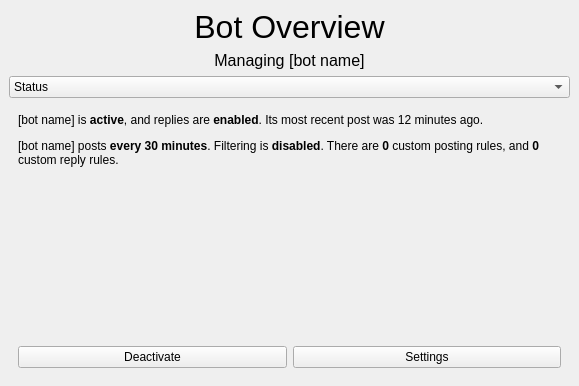
First picture: the form in gui/botoverview.ui, repository Lynnesbian/OldFediBooks, before the edit.
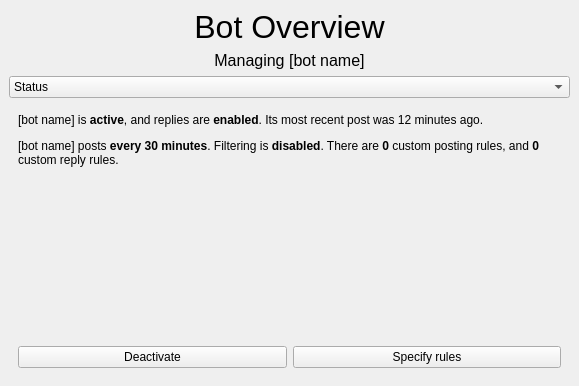
Second picture: the form after the edit. Icons and pictures are not drawn.

Commit message: changed settings button to "specify rules" button

```diff
--- a/gui/botoverview.ui
+++ b/gui/botoverview.ui
@@ -152,7 +152,7 @@
             <item>
              <widget class="QPushButton" name="pushButton_7">
               <property name="text">
-               <string>Settings</string>
+               <string>Specify rules</string>
               </property>
               <property name="icon">
                <iconset theme="preferences-other"/>
```
